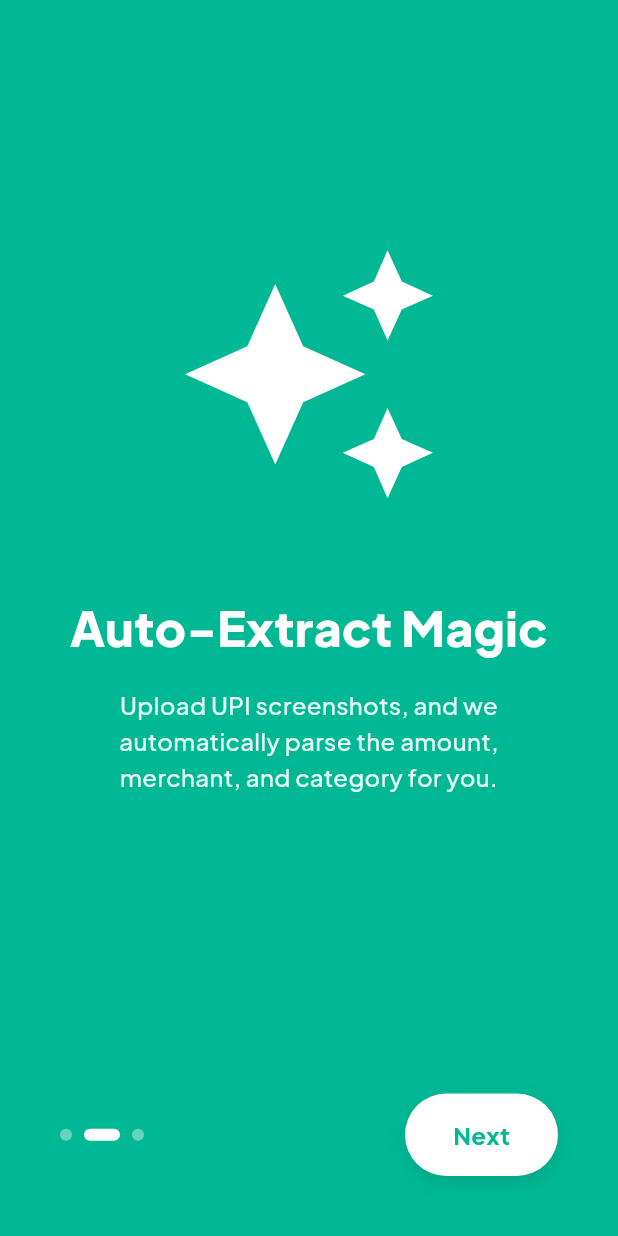
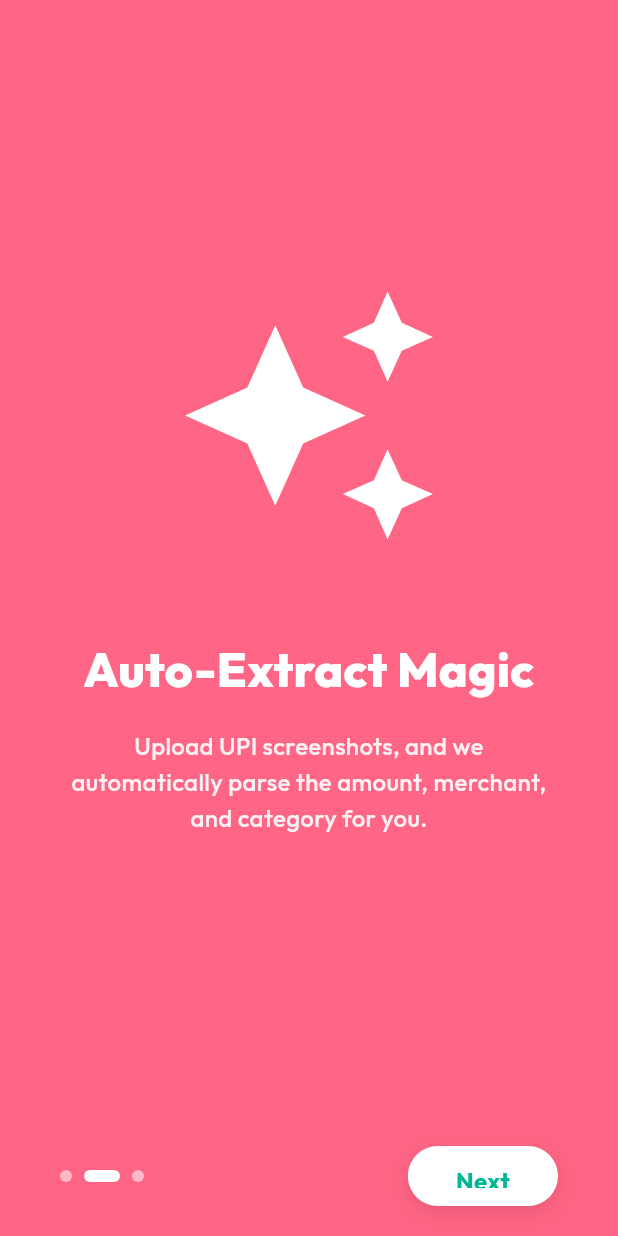
Before and after one commit to puravbhatt0504/ExpenseLens, a Flutter app: the screen it shows after launch, after a tap on "Next", on a phone screen of 412 x 824 dp. Run offline on Flutter 3.47's test engine with Material 3 defaults, Android fonts, the phone set to English and light mode, and no system bars; drawn by our look-alikes of flutter_animate, smooth_page_indicator; our stand-ins replace dio, fl_chart, flutter_riverpod, flutter_secure_storage, google_fonts, google_sign_in and 3 more; network calls fail.

Commit message:
UI Overhaul & Colorful PDF Pie Chart features

```diff
--- a/app/lib/main.dart
+++ b/app/lib/main.dart
@@ -11,6 +11,7 @@ import 'screens/transaction_list_screen.dart';
 import 'screens/screenshot_upload_screen.dart';
 import 'screens/onboarding_screen.dart';
 import 'screens/login_screen.dart';
+import 'theme/app_theme.dart';
 
 void main() async {
   WidgetsFlutterBinding.ensureInitialized();
@@ -40,8 +41,6 @@ class ExpenseLensApp extends StatelessWidget {
 
   @override
   Widget build(BuildContext context) {
-    final textTheme = GoogleFonts.plusJakartaSansTextTheme();
-
     Widget initialScreen;
     if (!hasSeenOnboarding) {
       initialScreen = const OnboardingScreen();
@@ -54,22 +53,7 @@ class ExpenseLensApp extends StatelessWidget {
     return MaterialApp(
       title: 'ExpenseLens',
       debugShowCheckedModeBanner: false,
-      theme: ThemeData(
-        colorSchemeSeed: const Color(0xFF6C5CE7), // Premium purple
-        textTheme: textTheme,
-        useMaterial3: true,
-        brightness: Brightness.light,
-      ),
-      darkTheme: ThemeData(
-        colorSchemeSeed: const Color(0xFF6C5CE7),
-        textTheme: textTheme.apply(
-          bodyColor: Colors.white,
-          displayColor: Colors.white,
-        ),
-        useMaterial3: true,
-        brightness: Brightness.dark,
-      ),
-      themeMode: ThemeMode.system,
+      theme: AppTheme.lightTheme,
       home: initialScreen,
       routes: {
         '/add-transaction': (context) => const AddTransactionScreen(),
--- a/app/lib/screens/onboarding_screen.dart
+++ b/app/lib/screens/onboarding_screen.dart
@@ -1,7 +1,9 @@
 import 'package:flutter/material.dart';
 import 'package:google_fonts/google_fonts.dart';
 import 'package:shared_preferences/shared_preferences.dart';
-
+import 'package:smooth_page_indicator/smooth_page_indicator.dart';
+import 'package:flutter_animate/flutter_animate.dart';
+import '../theme/app_theme.dart';
 import 'login_screen.dart';
 
 /// Colorful, graphical onboarding flow.
@@ -14,26 +16,26 @@ class OnboardingScreen extends StatefulWidget {
 
 class _OnboardingScreenState extends State<OnboardingScreen> {
   final PageController _pageController = PageController();
-  int _currentIndex = 0;
+  bool _isLastPage = false;
 
   final List<OnboardingSlide> _slides = [
     OnboardingSlide(
       title: 'Welcome to ExpenseLens',
       description: 'Your intelligent sidekick for seamless budget management and financial goal tracking.',
-      imagePath: 'assets/images/logo.png', // The logo the user will place
-      color: const Color(0xFF6C5CE7), // Vibrant Purple
+      imagePath: 'assets/images/logo.png',
+      color: AppTheme.primary,
     ),
     OnboardingSlide(
       title: 'Auto-Extract Magic',
       description: 'Upload UPI screenshots, and we automatically parse the amount, merchant, and category for you.',
       icon: Icons.auto_awesome,
-      color: const Color(0xFF00B894), // Vibrant Green
+      color: AppTheme.secondary,
     ),
     OnboardingSlide(
       title: 'Visualize Your Spending',
       description: 'View beautiful, colorful pie charts to instantly understand where your money goes.',
       icon: Icons.pie_chart,
-      color: const Color(0xFF0984E3), // Vibrant Blue
+      color: const Color(0xFF00B894),
     ),
   ];
 
@@ -51,20 +53,18 @@ class _OnboardingScreenState extends State<OnboardingScreen> {
   @override
   Widget build(BuildContext context) {
     return Scaffold(
-      backgroundColor: _slides[_currentIndex].color,
-      body: SafeArea(
-        child: Column(
-          children: [
-            Expanded(
+      body: Container(
+        padding: const EdgeInsets.only(bottom: 80),
         child: PageView.builder(
           controller: _pageController,
           onPageChanged: (index) {
-                  setState(() => _currentIndex = index);
+            setState(() => _isLastPage = index == _slides.length - 1);
           },
           itemCount: _slides.length,
           itemBuilder: (context, index) {
             final slide = _slides[index];
-                  return Padding(
+            return Container(
+              color: slide.color,
               padding: const EdgeInsets.all(40),
               child: Column(
                 mainAxisAlignment: MainAxisAlignment.center,
@@ -78,101 +78,91 @@ class _OnboardingScreenState extends State<OnboardingScreen> {
                         size: 150,
                         color: Colors.white,
                       ),
-                          )
+                    ).animate().fade(duration: 500.ms).scale(delay: 100.ms)
                   else
                     Icon(
                       slide.icon,
                       size: 180,
                       color: Colors.white,
-                          ),
+                    ).animate().fade(duration: 500.ms).slideY(begin: 0.2, end: 0),
                   const SizedBox(height: 60),
                   Text(
                     slide.title,
                     textAlign: TextAlign.center,
-                          style: GoogleFonts.plusJakartaSans(
+                    style: GoogleFonts.outfit(
                       fontSize: 32,
                       fontWeight: FontWeight.w800,
                       color: Colors.white,
                       height: 1.2,
                     ),
-                        ),
+                  ).animate().fade(delay: 200.ms).slideY(begin: 0.2, end: 0),
                   const SizedBox(height: 20),
                   Text(
                     slide.description,
                     textAlign: TextAlign.center,
-                          style: GoogleFonts.plusJakartaSans(
+                    style: GoogleFonts.outfit(
                       fontSize: 16,
                       fontWeight: FontWeight.w500,
-                            color: Colors.white.withValues(alpha: 0.9),
+                      color: Colors.white.withOpacity(0.9),
                       height: 1.5,
                     ),
-                        ),
+                  ).animate().fade(delay: 300.ms).slideY(begin: 0.2, end: 0),
                 ],
               ),
             );
           },
         ),
       ),
-            Padding(
-              padding: const EdgeInsets.all(40),
+      bottomSheet: Container(
+        color: _isLastPage ? _slides.last.color : _slides[_pageController.hasClients && _pageController.page != null ? _pageController.page!.round() : 0].color,
+        padding: const EdgeInsets.symmetric(horizontal: 40, vertical: 20),
+        height: 80,
         child: Row(
           mainAxisAlignment: MainAxisAlignment.spaceBetween,
           children: [
-                  Row(
-                    children: List.generate(
-                      _slides.length,
-                      (index) => AnimatedContainer(
-                        duration: const Duration(milliseconds: 300),
-                        margin: const EdgeInsets.only(right: 8),
-                        height: 8,
-                        width: _currentIndex == index ? 24 : 8,
-                        decoration: BoxDecoration(
-                          color: Colors.white.withValues(
-                              alpha: _currentIndex == index ? 1.0 : 0.4),
-                          borderRadius: BorderRadius.circular(8),
-                        ),
-                      ),
+            SmoothPageIndicator(
+              controller: _pageController,
+              count: _slides.length,
+              effect: const ExpandingDotsEffect(
+                activeDotColor: Colors.white,
+                dotColor: Colors.white54,
+                dotHeight: 8,
+                dotWidth: 8,
               ),
             ),
             InkWell(
               onTap: () {
-                      if (_currentIndex == _slides.length - 1) {
+                if (_isLastPage) {
                   _completeOnboarding();
                 } else {
                   _pageController.nextPage(
-                          duration: const Duration(milliseconds: 400),
+                    duration: const Duration(milliseconds: 500),
                     curve: Curves.easeInOut,
                   );
                 }
               },
               borderRadius: BorderRadius.circular(30),
               child: Container(
-                      padding: const EdgeInsets.symmetric(
-                          horizontal: 32, vertical: 16),
+                padding: const EdgeInsets.symmetric(horizontal: 32, vertical: 12),
                 decoration: BoxDecoration(
                   color: Colors.white,
                   borderRadius: BorderRadius.circular(30),
                   boxShadow: [
                     BoxShadow(
-                            color: Colors.black.withValues(alpha: 0.1),
+                      color: Colors.black.withOpacity(0.1),
                       blurRadius: 10,
                       offset: const Offset(0, 4),
                     ),
                   ],
                 ),
                 child: Text(
-                        _currentIndex == _slides.length - 1
-                            ? 'Get Started'
-                            : 'Next',
-                        style: GoogleFonts.plusJakartaSans(
+                  _isLastPage ? 'Get Started' : 'Next',
+                  style: GoogleFonts.outfit(
                     fontSize: 16,
                     fontWeight: FontWeight.w700,
-                          color: _slides[_currentIndex].color,
+                    color: _slides.last.color, // Fallback color
                   ),
                 ),
-                    ),
-                  ),
-                ],
               ),
             ),
           ],
--- /dev/null
+++ b/app/lib/theme/app_theme.dart
@@ -0,0 +1,101 @@
+import 'package:flutter/material.dart';
+import 'package:google_fonts/google_fonts.dart';
+
+class AppTheme {
+  // Vibrant, modern color palette inspired by Buddy iOS
+  static const Color primary = Color(0xFF6C63FF);
+  static const Color secondary = Color(0xFFFF6584);
+  static const Color background = Color(0xFFF7F9FC);
+  static const Color cardColor = Colors.white;
+  static const Color textPrimary = Color(0xFF1E1E2C);
+  static const Color textSecondary = Color(0xFF8A93A6);
+
+  static const Color success = Color(0xFF4CAF50);
+  static const Color error = Color(0xFFE53935);
+
+  static ThemeData get lightTheme {
+    return ThemeData(
+      primaryColor: primary,
+      scaffoldBackgroundColor: background,
+      colorScheme: ColorScheme.light(
+        primary: primary,
+        secondary: secondary,
+        background: background,
+        surface: cardColor,
+        error: error,
+      ),
+      textTheme: GoogleFonts.outfitTextTheme().copyWith(
+        displayLarge: GoogleFonts.outfit(
+          fontSize: 32,
+          fontWeight: FontWeight.bold,
+          color: textPrimary,
+        ),
+        displayMedium: GoogleFonts.outfit(
+          fontSize: 24,
+          fontWeight: FontWeight.bold,
+          color: textPrimary,
+        ),
+        bodyLarge: GoogleFonts.outfit(
+          fontSize: 16,
+          color: textPrimary,
+        ),
+        bodyMedium: GoogleFonts.outfit(
+          fontSize: 14,
+          color: textSecondary,
+        ),
+      ),
+      appBarTheme: AppBarTheme(
+        backgroundColor: background,
+        elevation: 0,
+        centerTitle: true,
+        iconTheme: const IconThemeData(color: textPrimary),
+        titleTextStyle: GoogleFonts.outfit(
+          fontSize: 20,
+          fontWeight: FontWeight.w600,
+          color: textPrimary,
+        ),
+      ),
+      elevatedButtonTheme: ElevatedButtonThemeData(
+        style: ElevatedButton.styleFrom(
+          backgroundColor: primary,
+          foregroundColor: Colors.white,
+          elevation: 0,
+          padding: const EdgeInsets.symmetric(vertical: 16, horizontal: 24),
+          shape: RoundedRectangleBorder(
+            borderRadius: BorderRadius.circular(16),
+          ),
+          textStyle: GoogleFonts.outfit(
+            fontSize: 16,
+            fontWeight: FontWeight.bold,
+          ),
+        ),
+      ),
+      cardTheme: CardThemeData(
+        color: cardColor,
+        elevation: 2,
+        shadowColor: Colors.black.withOpacity(0.05),
+        shape: RoundedRectangleBorder(
+          borderRadius: BorderRadius.circular(24),
+        ),
+      ),
+      inputDecorationTheme: InputDecorationTheme(
+        filled: true,
+        fillColor: Colors.white,
+        contentPadding: const EdgeInsets.symmetric(horizontal: 20, vertical: 16),
+        border: OutlineInputBorder(
+          borderRadius: BorderRadius.circular(16),
+          borderSide: BorderSide.none,
+        ),
+        enabledBorder: OutlineInputBorder(
+          borderRadius: BorderRadius.circular(16),
+          borderSide: BorderSide(color: Colors.grey.withOpacity(0.2)),
+        ),
+        focusedBorder: OutlineInputBorder(
+          borderRadius: BorderRadius.circular(16),
+          borderSide: const BorderSide(color: primary, width: 2),
+        ),
+        labelStyle: const TextStyle(color: textSecondary),
+      ),
+    );
+  }
+}
--- a/app/pubspec.yaml
+++ b/app/pubspec.yaml
@@ -46,6 +46,9 @@ dependencies:
   google_fonts: ^6.2.1
   google_sign_in: ^6.2.1
   flutter_secure_storage: 10.3.1
+  smooth_page_indicator: ^2.0.1
+  flutter_animate: ^4.5.2
+  intl: ^0.20.3
 
 dev_dependencies:
   flutter_test:
```
Also changed, not shown: app/lib/screens/dashboard_screen.dart (+10 -5 lines), app/lib/screens/login_screen.dart (+21 -26 lines), app/lib/widgets/transaction_card.dart (added, +150 -0 lines), 1 other file. Lines whose indentation alone changed are shown as unchanged.
